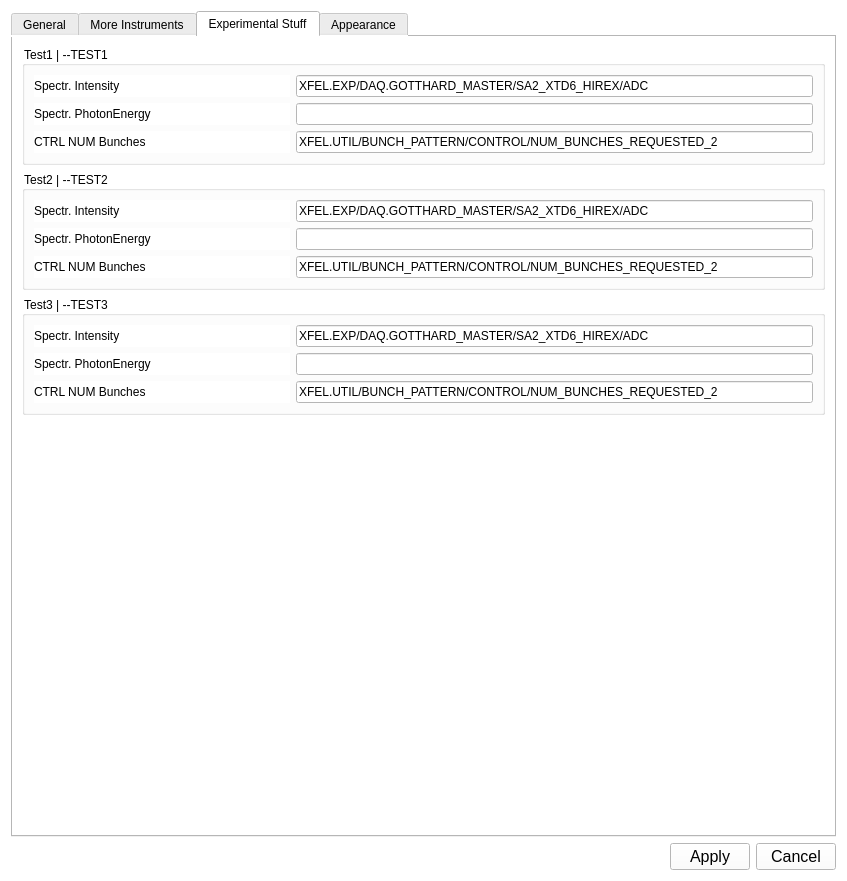
Above: gui/UISettings.ui from sergey-tomin/pyhirex before the change. Below: the same form after it.
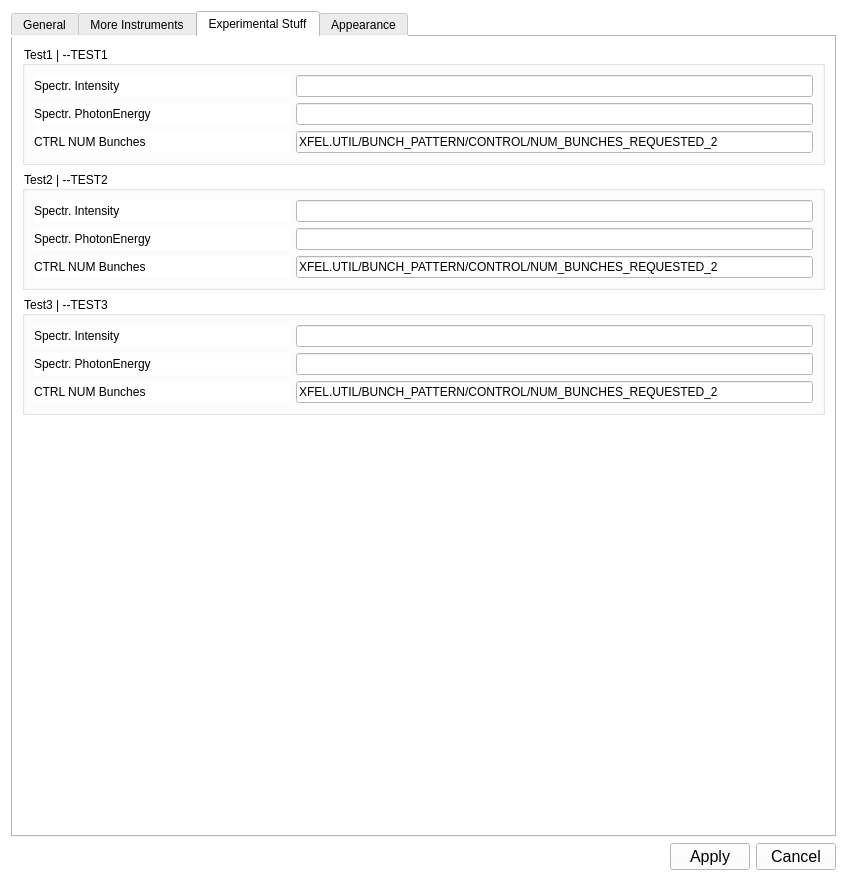
That is the form after the change. The open tabs and pages were chosen to show the change.

What changed in the file:
```diff
--- a/gui/UISettings.ui
+++ b/gui/UISettings.ui
@@ -985,7 +985,7 @@
           <item row="2" column="1" colspan="2">
            <widget class="QLineEdit" name="le_hirex_ch_test2">
             <property name="text">
-             <string>XFEL.EXP/DAQ.GOTTHARD_MASTER/SA2_XTD6_HIREX/ADC</string>
+             <string/>
             </property>
            </widget>
           </item>
@@ -1066,7 +1066,7 @@
           <item row="2" column="1" colspan="2">
            <widget class="QLineEdit" name="le_hirex_ch_test1">
             <property name="text">
-             <string>XFEL.EXP/DAQ.GOTTHARD_MASTER/SA2_XTD6_HIREX/ADC</string>
+             <string/>
             </property>
            </widget>
           </item>
@@ -1120,7 +1120,7 @@
           <item row="2" column="1" colspan="2">
            <widget class="QLineEdit" name="le_hirex_ch_test3">
             <property name="text">
-             <string>XFEL.EXP/DAQ.GOTTHARD_MASTER/SA2_XTD6_HIREX/ADC</string>
+             <string/>
             </property>
            </widget>
           </item>
```
